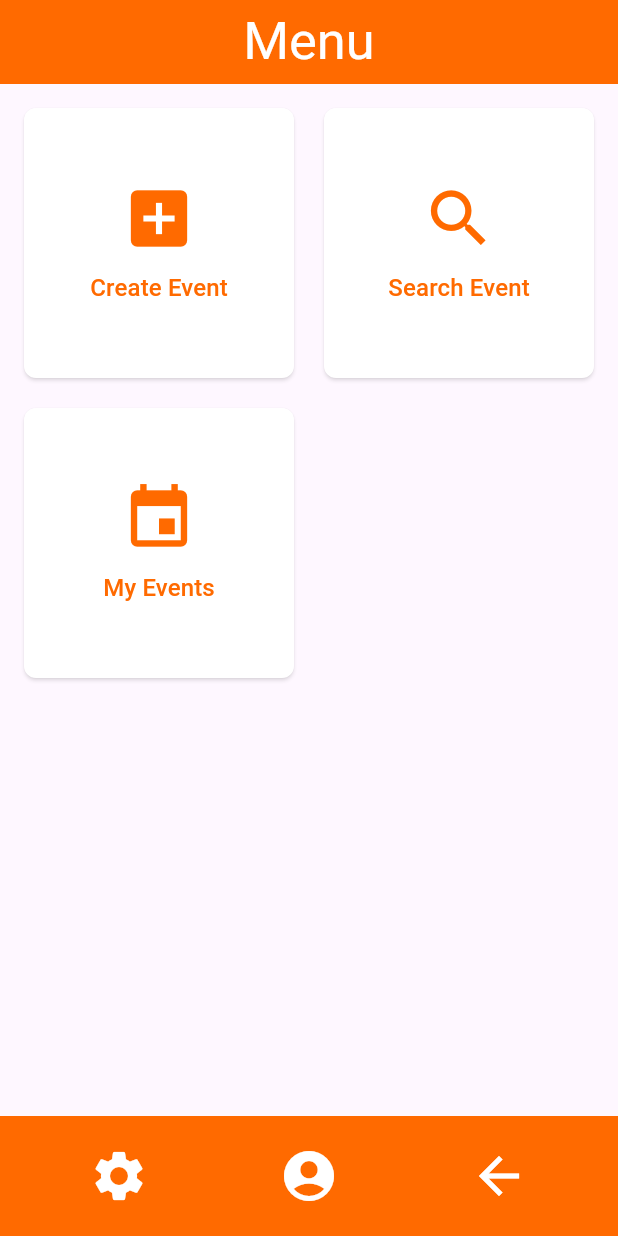
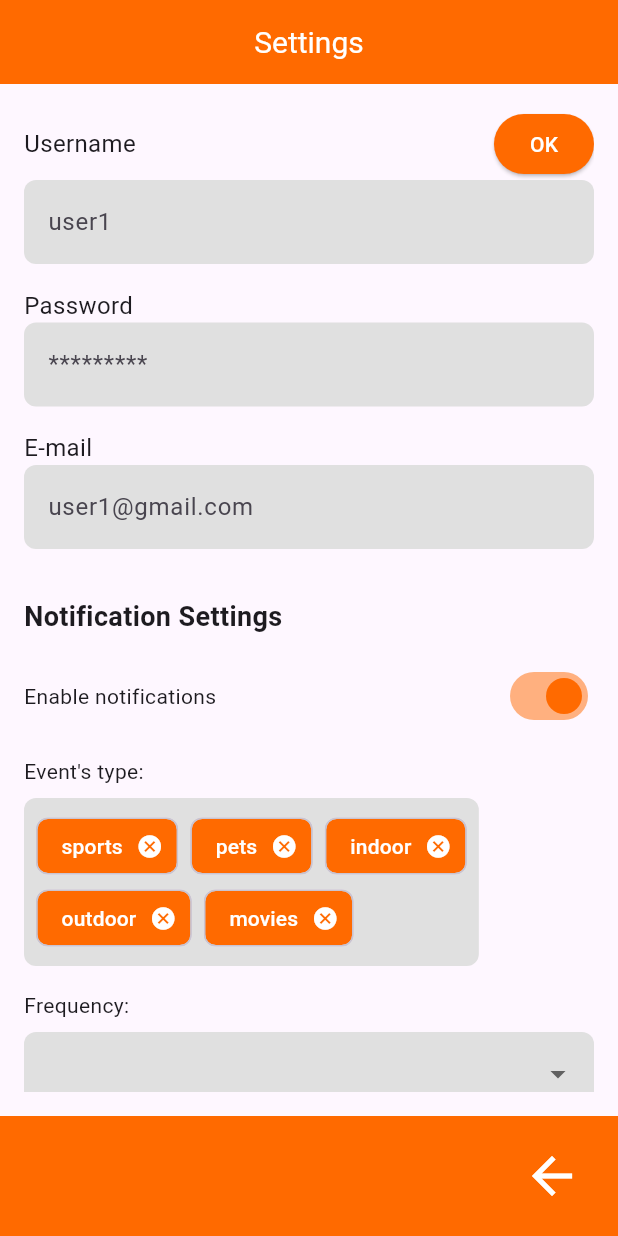
Before and after one commit to SurenSebastian/ihc-fernandez-keushkerian-sapiurka, a Flutter app: the screen it shows after launch, on a phone screen of 412 x 824 dp. Run offline on Flutter 3.47's test engine with Material 3 defaults, Android fonts, the phone set to English and light mode, and no system bars.

Commit message:
build: inital template of settings

```diff
--- a/evnt/lib/main.dart
+++ b/evnt/lib/main.dart
@@ -1,6 +1,8 @@
 import 'package:evnt/screens/menu_screen.dart';
+import 'package:evnt/screens/settings_screen.dart';
 import 'package:flutter/material.dart';
 import 'screens/start_screen.dart';
+
 
 
 void main() {
@@ -15,7 +17,7 @@ class MyApp extends StatelessWidget {
       theme: ThemeData(
         primarySwatch: Colors.orange,
       ),
-      home: HomeScreen(),
+      home: SettingsScreen(),
     );
   }
 }
--- /dev/null
+++ b/evnt/lib/screens/settings_screen.dart
@@ -0,0 +1,219 @@
+import "package:flutter/material.dart";
+
+
+class SettingsScreen extends StatelessWidget {
+  @override
+  Widget build(BuildContext context) {
+    return Scaffold(
+      appBar: AppBar(
+        title: Text('Settings'),
+        backgroundColor:Color.fromARGB(255, 255,106, 0),
+        centerTitle: true,
+        titleTextStyle: TextStyle(color: Colors.white, fontSize: 20),
+      ),
+      body: Padding(
+        padding: const EdgeInsets.all(16.0),
+        child: SingleChildScrollView(
+          child: Column(
+            crossAxisAlignment: CrossAxisAlignment.start,
+            children: [
+              Row(
+                mainAxisAlignment: MainAxisAlignment.spaceBetween,
+                children: [
+                  Text(
+                    'Username',
+                    style: TextStyle(fontSize: 16),
+                  ),
+                  ElevatedButton(
+                    onPressed: () {},
+                    style: ElevatedButton.styleFrom(
+                      backgroundColor: Color.fromARGB(255, 255,106, 0),
+                      foregroundColor: Colors.white,
+                    ),
+                    child: Text('OK'),
+                  ),
+                ],
+              ),
+              TextField(
+                decoration: InputDecoration(
+                  hintText: 'user1',
+                  filled: true,
+                  fillColor: Colors.grey[300],
+                  border: OutlineInputBorder(
+                    borderRadius: BorderRadius.circular(8.0),
+                    borderSide: BorderSide.none,
+                  ),
+                ),
+              ),
+              SizedBox(height: 16),
+              Text(
+                'Password',
+                style: TextStyle(fontSize: 16),
+              ),
+              TextField(
+                obscureText: true,
+                decoration: InputDecoration(
+                  hintText: '*********',
+                  filled: true,
+                  fillColor: Colors.grey[300],
+                  border: OutlineInputBorder(
+                    borderRadius: BorderRadius.circular(8.0),
+                    borderSide: BorderSide.none,
+                  ),
+                ),
+              ),
+              SizedBox(height: 16),
+              Text(
+                'E-mail',
+                style: TextStyle(fontSize: 16),
+              ),
+              TextField(
+                decoration: InputDecoration(
+                  hintText: 'user1@gmail.com',
+                  filled: true,
+                  fillColor: Colors.grey[300],
+                  border: OutlineInputBorder(
+                    borderRadius: BorderRadius.circular(8.0),
+                    borderSide: BorderSide.none,
+                  ),
+                ),
+              ),
+              SizedBox(height: 32),
+              Text(
+                'Notification Settings',
+                style: TextStyle(fontSize: 18, fontWeight: FontWeight.bold),
+              ),
+              SizedBox(height: 16),
+              Row(
+                mainAxisAlignment: MainAxisAlignment.spaceBetween,
+                children: [
+                  Text('Enable notifications'),
+                  Switch(
+                    value: true,
+                    onChanged: (value) {},
+                    activeColor: Color.fromARGB(255, 255,106, 0),
+                  ),
+                ],
+              ),
+              SizedBox(height: 16),
+              Text('Event\'s type:'),
+              SizedBox(height: 8),
+              Container(
+                padding: EdgeInsets.all(8.0),
+                decoration: BoxDecoration(
+                  color: Colors.grey[300],
+                  borderRadius: BorderRadius.circular(8.0),
+                ),
+                child: Wrap(
+                  spacing: 8.0,
+                  children: [
+                    Chip(
+                      label: Text('sports'),
+                      onDeleted: () {},
+                      backgroundColor: Color.fromARGB(255, 255,106, 0),
+                      deleteIconColor: Colors.white,
+                      labelStyle: TextStyle(color: Colors.white),
+                    ),
+                    Chip(
+                      label: Text('pets'),
+                      onDeleted: () {},
+                      backgroundColor: Color.fromARGB(255, 255,106, 0),
+                      deleteIconColor: Colors.white,
+                      labelStyle: TextStyle(color: Colors.white),
+                    ),
+                    Chip(
+                      label: Text('indoor'),
+                      onDeleted: () {},
+                      backgroundColor: Color.fromARGB(255, 255,106, 0),
+                      deleteIconColor: Colors.white,
+                      labelStyle: TextStyle(color: Colors.white),
+                    ),
+                    Chip(
+                      label: Text('outdoor'),
+                      onDeleted: () {},
+                      backgroundColor:Color.fromARGB(255, 255,106, 0),
+                      deleteIconColor: Colors.white,
+                      labelStyle: TextStyle(color: Colors.white),
+                    ),
+                    Chip(
+                      label: Text('movies'),
+                      onDeleted: () {},
+                      backgroundColor:Color.fromARGB(255, 255,106, 0),
+                      deleteIconColor: Colors.white,
+                      labelStyle: TextStyle(color: Colors.white),
+                    ),
+                  ],
+                ),
+              ),
+              SizedBox(height: 16),
+              Text('Frequency:'),
+              SizedBox(height: 8),
+              DropdownButtonFormField<String>(
+                decoration: InputDecoration(
+                  filled: true,
+                  fillColor: Colors.grey[300],
+                  border: OutlineInputBorder(
+                    borderRadius: BorderRadius.circular(8.0),
+                    borderSide: BorderSide.none,
+                  ),
+                ),
+                items: [
+                  DropdownMenuItem(
+                    child: Text('Each time an event appears'),
+                    value: 'each_time',
+                  ),
+                  DropdownMenuItem(
+                    child: Text('Daily'),
+                    value: 'daily',
+                  ),
+                  DropdownMenuItem(
+                    child: Text('Weekly'),
+                    value: 'weekly',
+                  ),
+                ],
+                onChanged: (value) {},
+              ),
+              SizedBox(height: 16),
+              Center(
+                child: TextButton(
+                  onPressed: () {},
+                  child: Text(
+                    'Privacy policy & terms of service',
+                    style: TextStyle(color: Colors.blue),
+                  ),
+                ),
+              ),
+              SizedBox(height: 32),
+              Center(
+                child: ElevatedButton(
+                  onPressed: () {},
+                  style: ElevatedButton.styleFrom(
+                    backgroundColor: Colors.white,
+                    foregroundColor: Color.fromARGB(255, 255,106, 0),
+                    side: BorderSide(color:Color.fromARGB(255, 255,106, 0)),
+                    padding: EdgeInsets.symmetric(horizontal: 32, vertical: 12),
+                  ),
+                  child: Text('Log Out'),
+                ),
+              ),
+            ],
+          ),
+        ),
+      ),
+      bottomNavigationBar: BottomAppBar(
+        color: Color.fromARGB(255, 255,106, 0),
+        child: Row(
+          mainAxisAlignment: MainAxisAlignment.end,
+          children: [
+            IconButton(
+              icon: Icon(Icons.arrow_back),
+              onPressed: () {},
+              color: Colors.white,
+              iconSize: 40, // Tamaño del ícono
+            ),
+          ],
+        ),
+      ),
+    );
+  }
+}
```
